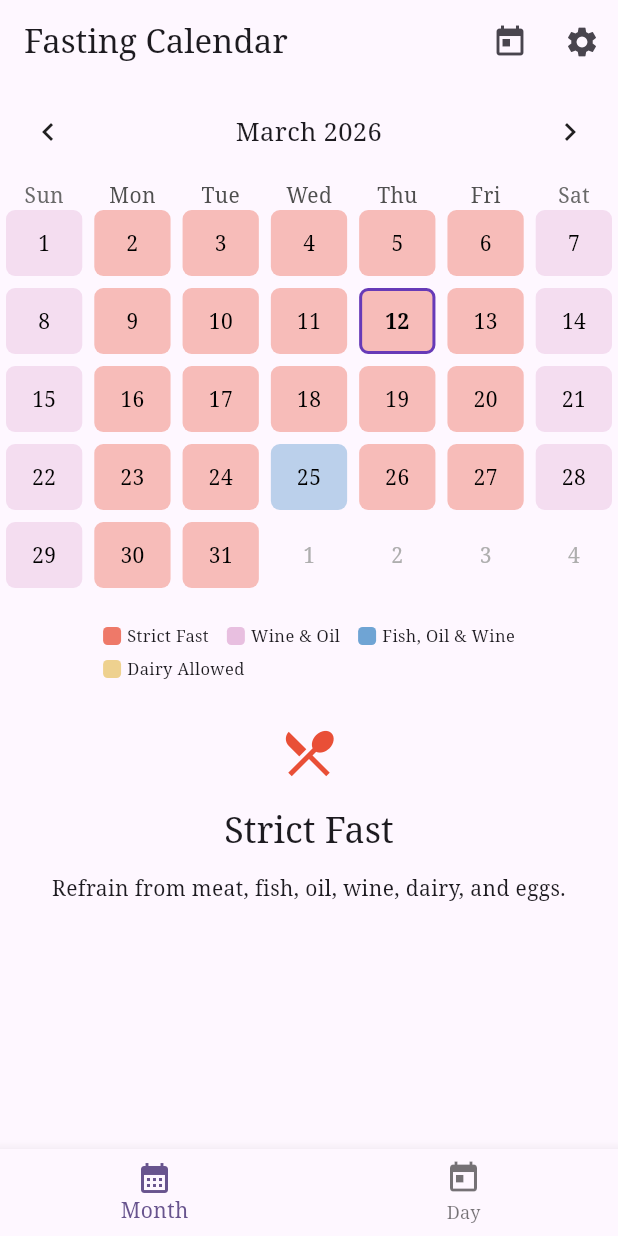
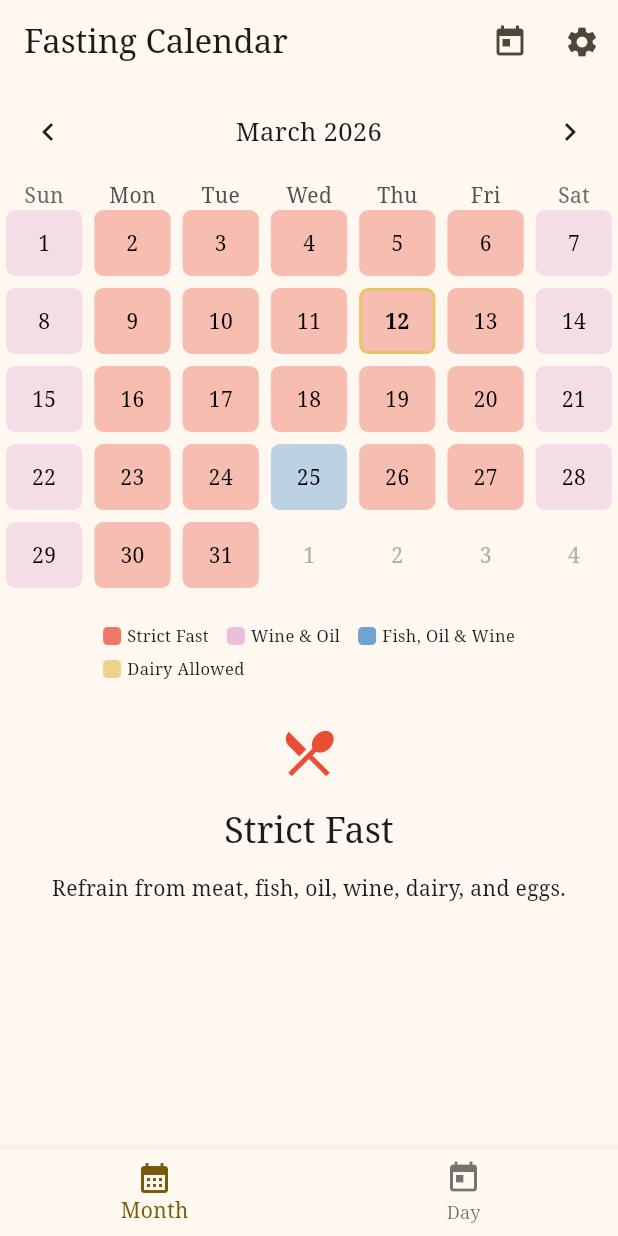
Before and after one commit to d3metrious/OrthodoxFastingCalender, a Flutter app: the screen it shows after launch, on a phone screen of 412 x 824 dp. Run offline on Flutter 3.47's test engine with Material 3 defaults, Android fonts, the phone set to English and light mode, and no system bars; drawn by our look-alikes of table_calendar; our stand-ins replace google_fonts, shared_preferences.

```diff
--- a/lib/pages/calendar_page.dart
+++ b/lib/pages/calendar_page.dart
@@ -235,7 +235,7 @@ class _CalendarPageState extends State<CalendarPage> {
     BoxBorder? border;
 
     if (fastType != null) {
-      bgColor = fastType.color.withOpacity(isDarkMode ? 0.5 : 0.35);
+      bgColor = fastType.color.withOpacity(isDarkMode ? 0.9 : 0.35);
     } else if (isToday) {
       bgColor = AppColors.primary.withOpacity(0.25);
     }
--- a/lib/utils/app_colors.dart
+++ b/lib/utils/app_colors.dart
@@ -2,7 +2,7 @@ import 'package:flutter/material.dart';
 
 class AppColors {
   // ── Brand ────────────────────────────────────────────────────────────────
-  static const Color primary = Colors.deepPurple;
+  static const Color primary = Color(0xFFe9c46a);
   static const Color accent  = Colors.orange;
 
   // ── Fast type colors ─────────────────────────────────────────────────────
```
